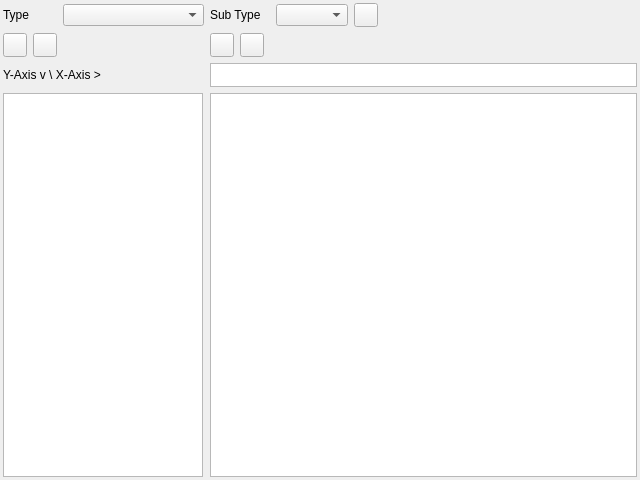
First picture: the form in pcalc/src/gui/rb_databasetablewidget.ui, repository hermixy/biluna, before the edit.
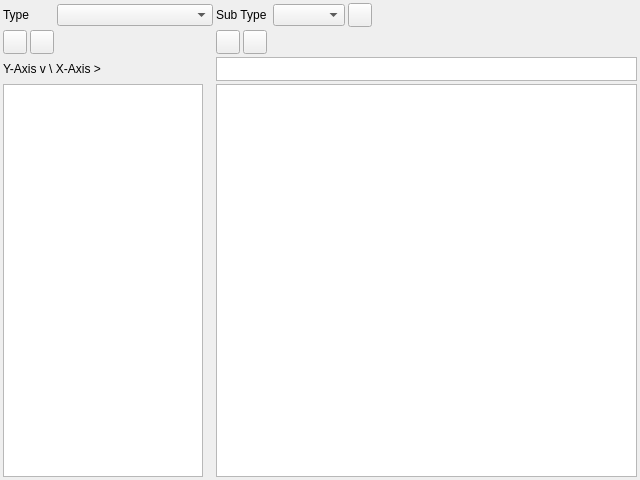
Second picture: the form after the edit. Icons and pictures are not drawn.

The edit to the form file:
```diff
--- a/pcalc/src/gui/rb_databasetablewidget.ui
+++ b/pcalc/src/gui/rb_databasetablewidget.ui
@@ -26,8 +26,8 @@
    <property name="bottomMargin">
     <number>3</number>
    </property>
-   <property name="horizontalSpacing">
-    <number>-1</number>
+   <property name="spacing">
+    <number>3</number>
    </property>
    <item row="1" column="0">
     <widget class="QPushButton" name="pbAddYAxis">
```
